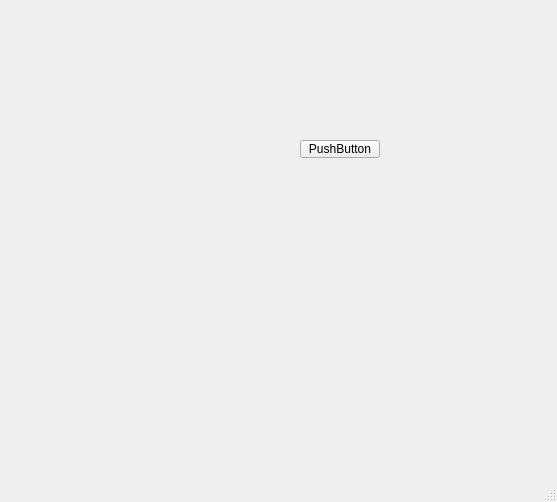
DStalytenkoDev/SchoolCRM, file MainWindow.ui: the form before one commit.
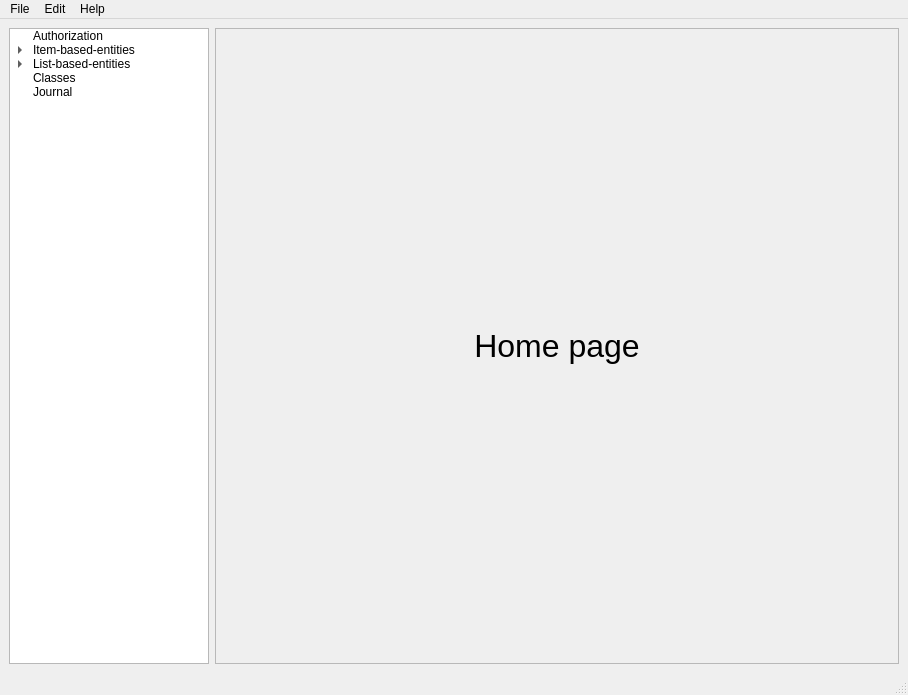
The form after the commit. Icons and pictures are not drawn.

Commit message: finished authorization and started persons

```diff
--- a/MainWindow.ui
+++ b/MainWindow.ui
@@ -6,40 +6,156 @@
    <rect>
     <x>0</x>
     <y>0</y>
-    <width>557</width>
-    <height>502</height>
+    <width>908</width>
+    <height>695</height>
    </rect>
   </property>
+  <property name="minimumSize">
+   <size>
+    <width>908</width>
+    <height>695</height>
+   </size>
+  </property>
   <property name="windowTitle">
    <string>MainWindow</string>
   </property>
   <widget class="QWidget" name="centralwidget">
-   <widget class="QPushButton" name="pushButton">
-    <property name="geometry">
-     <rect>
-      <x>300</x>
-      <y>140</y>
-      <width>80</width>
-      <height>18</height>
-     </rect>
-    </property>
-    <property name="text">
-     <string>PushButton</string>
-    </property>
-    <property name="icon">
-     <iconset theme="QIcon::ThemeIcon::ListAdd"/>
-    </property>
-   </widget>
+   <layout class="QHBoxLayout" name="horizontalLayout">
+    <item>
+     <widget class="QTreeWidget" name="treeWidget">
+      <property name="minimumSize">
+       <size>
+        <width>200</width>
+        <height>0</height>
+       </size>
+      </property>
+      <property name="maximumSize">
+       <size>
+        <width>200</width>
+        <height>16777215</height>
+       </size>
+      </property>
+      <property name="headerHidden">
+       <bool>true</bool>
+      </property>
+      <attribute name="headerVisible">
+       <bool>false</bool>
+      </attribute>
+      <column>
+       <property name="text">
+        <string>1</string>
+       </property>
+      </column>
+      <item>
+       <property name="text">
+        <string>Authorization</string>
+       </property>
+      </item>
+      <item>
+       <property name="text">
+        <string>Item-based-entities</string>
+       </property>
+       <item>
+        <property name="text">
+         <string>Roles</string>
+        </property>
+       </item>
+       <item>
+        <property name="text">
+         <string>Persons</string>
+        </property>
+       </item>
+       <item>
+        <property name="text">
+         <string>Subjects</string>
+        </property>
+       </item>
+      </item>
+      <item>
+       <property name="text">
+        <string>List-based-entities</string>
+       </property>
+       <item>
+        <property name="text">
+         <string>Subjects of teacher</string>
+        </property>
+       </item>
+      </item>
+      <item>
+       <property name="text">
+        <string>Classes</string>
+       </property>
+      </item>
+      <item>
+       <property name="text">
+        <string>Journal</string>
+       </property>
+      </item>
+     </widget>
+    </item>
+    <item>
+     <layout class="QVBoxLayout" name="centralLayout">
+      <property name="sizeConstraint">
+       <enum>QLayout::SizeConstraint::SetMinimumSize</enum>
+      </property>
+      <item>
+       <widget class="QFrame" name="homeFrame">
+        <property name="frameShape">
+         <enum>QFrame::Shape::StyledPanel</enum>
+        </property>
+        <property name="frameShadow">
+         <enum>QFrame::Shadow::Raised</enum>
+        </property>
+        <layout class="QVBoxLayout" name="verticalLayout">
+         <item>
+          <widget class="QLabel" name="label">
+           <property name="font">
+            <font>
+             <pointsize>24</pointsize>
+            </font>
+           </property>
+           <property name="text">
+            <string>Home page</string>
+           </property>
+           <property name="alignment">
+            <set>Qt::AlignmentFlag::AlignCenter</set>
+           </property>
+          </widget>
+         </item>
+        </layout>
+       </widget>
+      </item>
+     </layout>
+    </item>
+   </layout>
   </widget>
   <widget class="QMenuBar" name="menubar">
    <property name="geometry">
     <rect>
      <x>0</x>
      <y>0</y>
-     <width>557</width>
-     <height>17</height>
+     <width>908</width>
+     <height>21</height>
     </rect>
    </property>
+   <widget class="QMenu" name="menuFile">
+    <property name="title">
+     <string>File</string>
+    </property>
+   </widget>
+   <widget class="QMenu" name="menuEdit">
+    <property name="title">
+     <string>Edit</string>
+    </property>
+   </widget>
+   <widget class="QMenu" name="menuHelp">
+    <property name="title">
+     <string>Help</string>
+    </property>
+   </widget>
+   <addaction name="menuFile"/>
+   <addaction name="menuEdit"/>
+   <addaction name="menuHelp"/>
   </widget>
   <widget class="QStatusBar" name="statusbar"/>
  </widget>
```
The commit also changes 7 other files.
